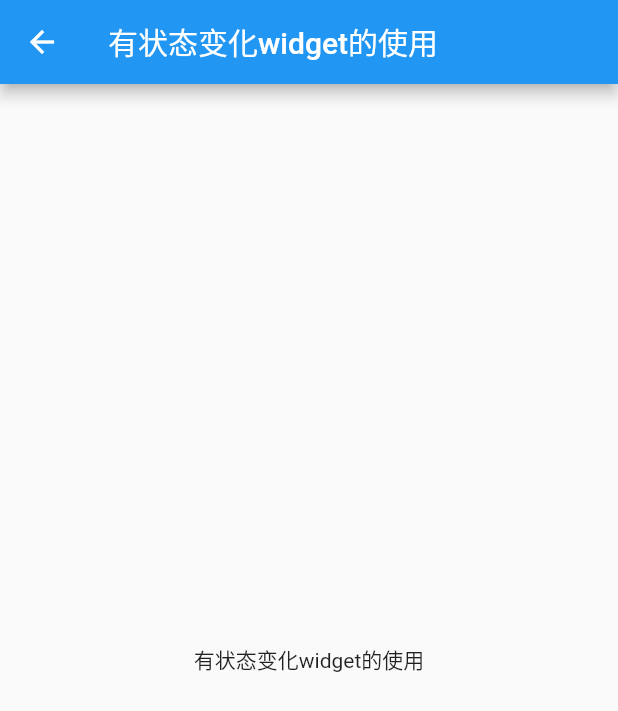
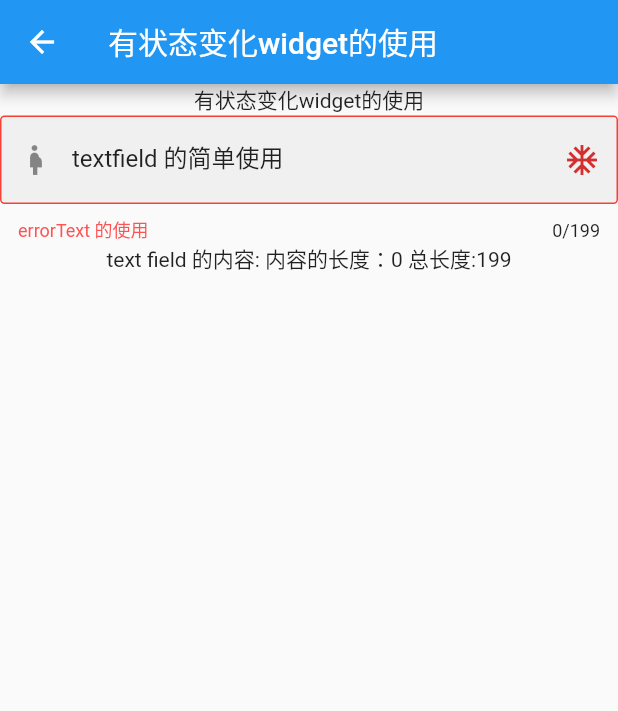
Before and after one commit to a87835546/flutter-demo, a Flutter app: the StatefulUse screen opened by its route, on a phone screen of 412 x 824 dp. Shown: the top 711 px of the screen. Run offline on Flutter 3.47's test engine with Material 2 defaults, Android fonts, the phone set to English and light mode, and no system bars.

Commit message:
add:text field 简单使用

```diff
--- a/lib/home/stateful_use.dart
+++ b/lib/home/stateful_use.dart
@@ -7,14 +7,68 @@ class StatefulUse extends StatefulWidget {
 }
 
 class _statefulUse extends State<StatefulUse> {
+  String _string = '';
   @override
   Widget build(BuildContext context) {
     return Scaffold(
       appBar: AppBar(
         title: Text("有状态变化widget的使用"),
       ),
-      body: Center(
-        child: Text("有状态变化widget的使用"),
+      body: Container(
+        child: Column(
+          children: [
+            Text("有状态变化widget的使用"),
+            TextField(
+
+              decoration: InputDecoration(
+                border: OutlineInputBorder(
+                  borderSide: BorderSide(color: Colors.greenAccent),
+                  borderRadius: BorderRadius.circular(4),
+                ),
+                labelText: "textfield 的简单使用",
+                labelStyle: TextStyle(color: Colors.black87),
+                hintText: "12323123",
+                hintStyle: TextStyle(color: Colors.grey),
+                helperText: "helperText 的使用",
+                helperMaxLines: 1,
+                helperStyle: TextStyle(color: Colors.black87),
+                errorText: "errorText 的使用",
+                errorMaxLines: 1,
+                errorStyle: TextStyle(color: Colors.redAccent),
+                errorBorder: OutlineInputBorder(
+                  borderSide: BorderSide(color: Colors.red),
+                  borderRadius: BorderRadius.circular(3)
+                ),
+                suffix: Text("suffix"),
+                suffixIcon: Icon(Icons.ac_unit),
+                filled: true,
+                prefix: Text("prefix"),
+                prefixIcon: Icon(Icons.pregnant_woman),
+                focusColor: Colors.greenAccent
+
+              ),
+              controller: null,
+              keyboardType: TextInputType.phone,
+              obscureText: true, /// 是否是密码
+              /// 显示光标
+              showCursor: true,
+              maxLength: 199,
+              onChanged: (newValue){
+                print("textfield ----- onChanged : $newValue");
+                setState(() {
+                  _string = newValue;
+                });
+              },
+              onEditingComplete: (){
+                print("textfield ----- onEditingComplete");
+              },
+              onTap: (){
+                print("textfield ----- onTap");
+              },
+            ),
+            Text("text field 的内容:$_string 内容的长度：${_string.length} 总长度:${199}"),
+          ],
+        ),
       ),
     );
   }
```
